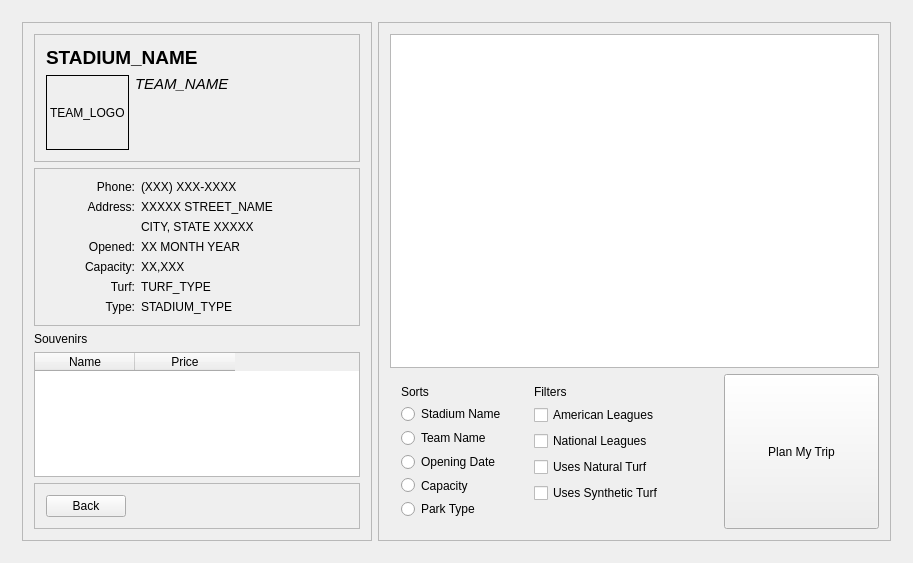
Above: Baseball-Itinerary-Program/primewin.ui from xavierliancw/Based-Itinerary before the change. Below: the same form after it.
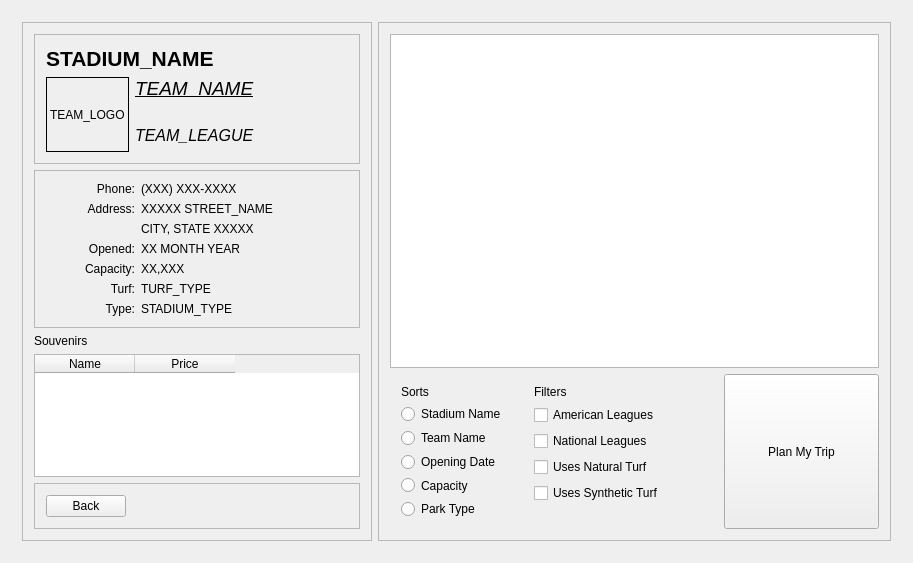
That is the form after the change.

Commit message:
Leagues are Displayed on Home Page Now - Closes #51
Changelog:
- Added league label to the home details pane
- Changed some font sizes around there
- Did some other font alterations

```diff
--- a/Baseball-Itinerary-Program/primewin.ui
+++ b/Baseball-Itinerary-Program/primewin.ui
@@ -241,7 +241,7 @@
                <widget class="QLabel" name="homeStadzLbl">
                 <property name="font">
                  <font>
-                  <pointsize>14</pointsize>
+                  <pointsize>16</pointsize>
                   <weight>75</weight>
                   <bold>true</bold>
                  </font>
@@ -249,9 +249,49 @@
                 <property name="text">
                  <string>STADIUM_NAME</string>
                 </property>
+                <property name="wordWrap">
+                 <bool>true</bool>
+                </property>
                </widget>
               </item>
-              <item row="1" column="0">
+              <item row="1" column="1">
+               <widget class="QLabel" name="homeTeamLbl">
+                <property name="font">
+                 <font>
+                  <pointsize>14</pointsize>
+                  <italic>true</italic>
+                  <underline>true</underline>
+                 </font>
+                </property>
+                <property name="text">
+                 <string>TEAM_NAME</string>
+                </property>
+                <property name="alignment">
+                 <set>Qt::AlignLeading|Qt::AlignLeft|Qt::AlignTop</set>
+                </property>
+                <property name="wordWrap">
+                 <bool>true</bool>
+                </property>
+               </widget>
+              </item>
+              <item row="2" column="1">
+               <widget class="QLabel" name="homeLeagueLbl">
+                <property name="font">
+                 <font>
+                  <pointsize>12</pointsize>
+                  <italic>true</italic>
+                  <underline>false</underline>
+                 </font>
+                </property>
+                <property name="text">
+                 <string>TEAM_LEAGUE</string>
+                </property>
+                <property name="wordWrap">
+                 <bool>true</bool>
+                </property>
+               </widget>
+              </item>
+              <item row="1" column="0" rowspan="2">
                <widget class="QLabel" name="homeLogoLbl">
                 <property name="sizePolicy">
                  <sizepolicy hsizetype="Fixed" vsizetype="Fixed">
@@ -273,22 +313,6 @@
                 </property>
                </widget>
               </item>
-              <item row="1" column="1">
-               <widget class="QLabel" name="homeTeamLbl">
-                <property name="font">
-                 <font>
-                  <pointsize>11</pointsize>
-                  <italic>true</italic>
-                 </font>
-                </property>
-                <property name="text">
-                 <string>TEAM_NAME</string>
-                </property>
-                <property name="alignment">
-                 <set>Qt::AlignLeading|Qt::AlignLeft|Qt::AlignTop</set>
-                </property>
-               </widget>
-              </item>
              </layout>
             </widget>
            </item>
```
Left out of the diff: 192 changed lines with no effect on the pictures. The commit also changes 1 other file.
